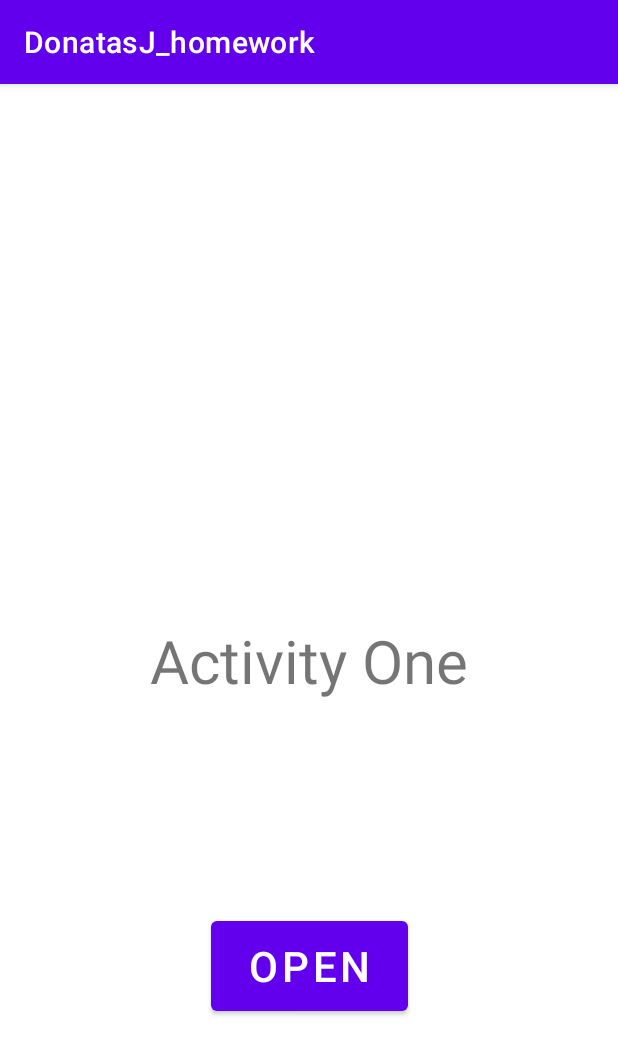
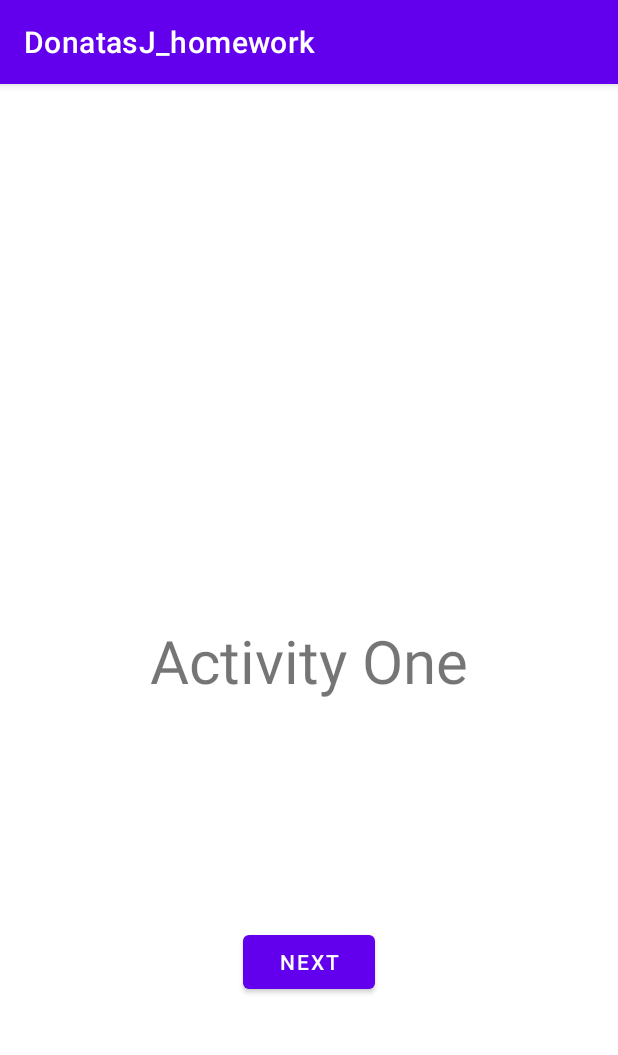
Before and after one commit to DonatasJur/DonatasJ_homework, an Android app: the screen it shows after launch (MainActivity), on a phone screen of 412 x 824 dp. Shown: the top 1055 px of the screen. Run offline under Robolectric (Android 15) with nearby library versions, the phone set to English and light mode, and no system bars.

Commit message:
some changes

```diff
--- a/app/src/main/java/lt/vcs/donatasj_homework/MainActivity.java
+++ b/app/src/main/java/lt/vcs/donatasj_homework/MainActivity.java
@@ -24,7 +24,7 @@ public class MainActivity extends AppCompatActivity {
 
     private void setupUI() {
         setContentView(R.layout.activity_main);
-        myButton = findViewById(R.id.buttonOne);
+        myButton = findViewById(R.id.button);
         onButtonClick();
     }
 
@@ -34,7 +34,7 @@ public class MainActivity extends AppCompatActivity {
     }
 
     private void onButtonClick() {
-        myButton.setOnClickListener(new View.OnClickListener() {
+        myButton.setOnClickListener (new View.OnClickListener() {
             @Override
             public void onClick(View v) { openSecondActivity();}
         });
@@ -42,7 +42,8 @@ public class MainActivity extends AppCompatActivity {
     }
 
     private void openSecondActivity() {
-        Intent secondActivity = new Intent(this, SecondActivity.class);
+       Intent secondActivity = new Intent(this, SecondActivity.class);
+//        startActivity(new Intent(this, SecondActivity.class));
         startActivity(secondActivity);
     }
 
--- a/app/src/main/res/layout/activity_main.xml
+++ b/app/src/main/res/layout/activity_main.xml
@@ -8,7 +8,7 @@
 
 
     <TextView
-        android:id="@+id/textView"
+        android:id="@+id/ImageViewActivity"
         android:layout_width="wrap_content"
         android:layout_height="wrap_content"
         android:text="Activity One"
@@ -21,15 +21,15 @@
         app:layout_constraintTop_toTopOf="parent" />
 
     <Button
-        android:id="@+id/buttonOne"
-        android:layout_width="131dp"
-        android:layout_height="72dp"
-        android:text="OPEN"
-        android:textSize="28dp"
+        android:id="@+id/button"
+        android:layout_width="wrap_content"
+        android:layout_height="wrap_content"
+        android:text="Next"
         app:layout_constraintBottom_toBottomOf="parent"
         app:layout_constraintEnd_toEndOf="parent"
         app:layout_constraintStart_toStartOf="parent"
-        app:layout_constraintTop_toBottomOf="@+id/textView"
-        app:layout_constraintVertical_bias="0.494" />
+        app:layout_constraintTop_toBottomOf="@+id/ImageViewActivity"
+        app:layout_constraintVertical_bias="0.487" />
+
 
 </androidx.constraintlayout.widget.ConstraintLayout>
--- a/app/src/main/res/layout/activity_second.xml
+++ b/app/src/main/res/layout/activity_second.xml
@@ -8,7 +8,7 @@
     tools:context=".MainActivity">
 
     <TextView
-        android:id="@+id/second_activity_view"
+        android:id="@+id/secondActivityView"
         android:layout_width="wrap_content"
         android:layout_height="wrap_content"
         android:text="Second Activity"
@@ -30,7 +30,7 @@
         app:layout_constraintBottom_toBottomOf="parent"
         app:layout_constraintEnd_toEndOf="parent"
         app:layout_constraintStart_toStartOf="parent"
-        app:layout_constraintTop_toBottomOf="@+id/second_activity_view"
+        app:layout_constraintTop_toBottomOf="@+id/secondActivityView"
         app:layout_constraintVertical_bias="0.512" />
 
 </androidx.constraintlayout.widget.ConstraintLayout>
```
